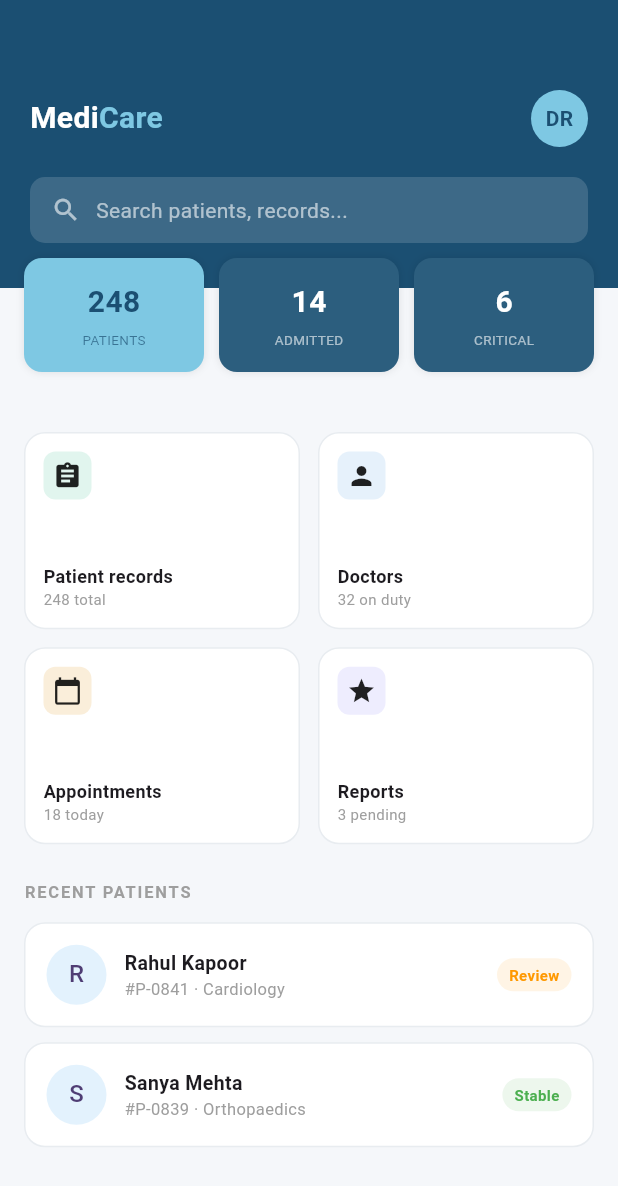
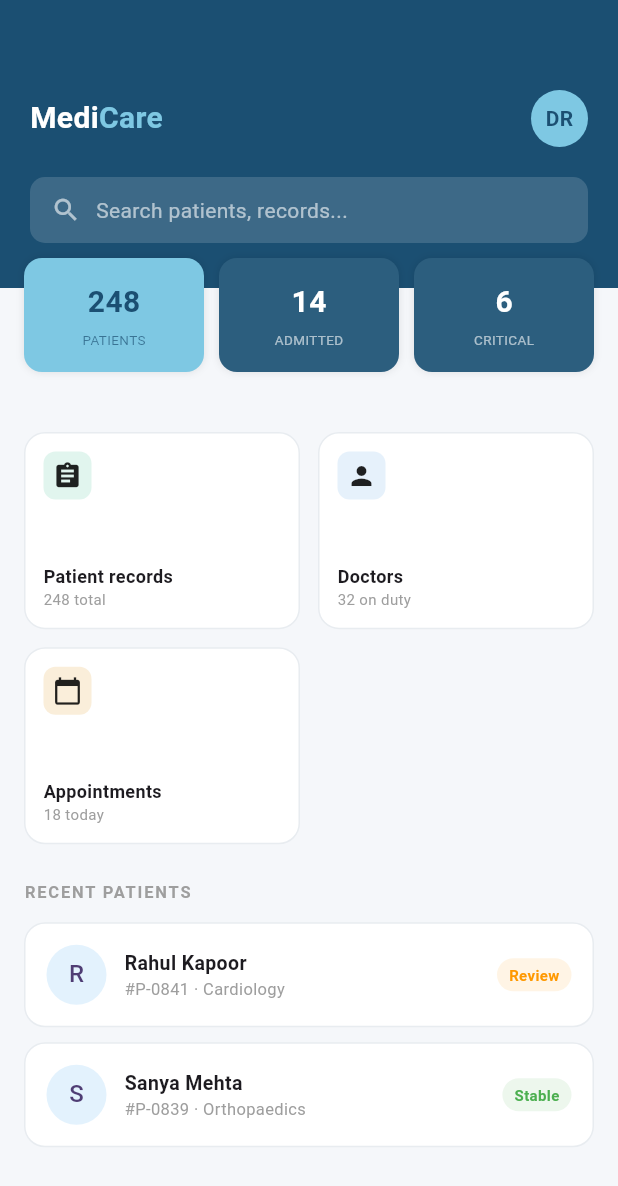
Before and after one commit to Chinmay-swnt/Hospital-Management-Interface, a Flutter app: the screen it shows after launch, on a phone screen of 412 x 824 dp. Shown: the top 1186 px of the screen. Run offline on Flutter 3.47's test engine with Material 3 defaults, Android fonts, the phone set to English and light mode, and no system bars.

Commit message:
removed reports card

```diff
--- a/lib/pages/home_page.dart
+++ b/lib/pages/home_page.dart
@@ -210,14 +210,6 @@ class HomePage extends StatelessWidget {
           const Color(0xFFFAEEDA),
           const AppointmentPage(), // Target Page
         ),
-        _actionCard(
-          context,
-          Icons.star,
-          "Reports",
-          "3 pending",
-          const Color(0xFFEEEDFE),
-          null, // No page yet
-        ),
       ],
     );
   }
```
